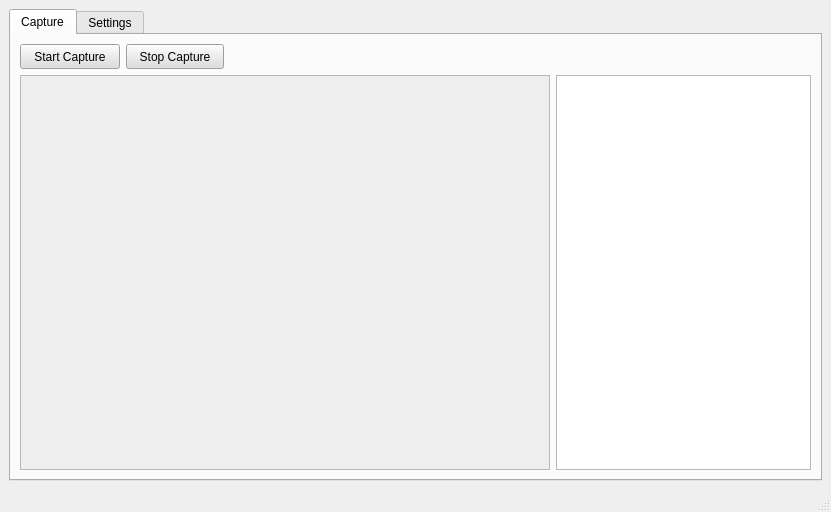
Old version of the form mainwindow.ui in the repository rnofal1/NetScent.
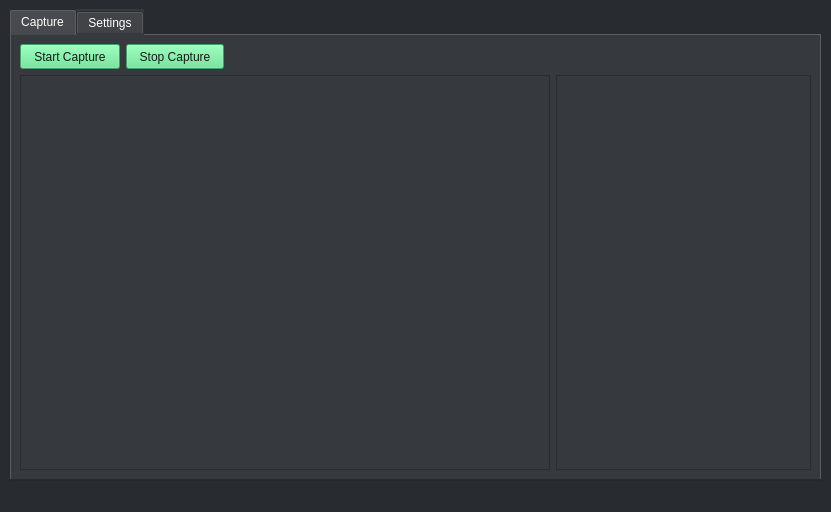
New version of the form. The open tabs and pages were chosen to show the change. Custom widgets are drawn as their Qt base class.

```diff
--- a/mainwindow.ui
+++ b/mainwindow.ui
@@ -13,7 +13,15 @@
   <property name="windowTitle">
    <string>NetScent</string>
   </property>
+  <property name="styleSheet">
+   <string notr="true">background-color: rgb(40, 43, 48);
+color: rgb(255, 255, 255);</string>
+  </property>
   <widget class="QWidget" name="centralwidget">
+   <property name="styleSheet">
+    <string notr="true">background-color: rgb(40, 43, 48);
+color: rgb(255, 255, 255);</string>
+   </property>
    <layout class="QGridLayout" name="gridLayout">
     <item row="1" column="3">
      <widget class="QTabWidget" name="tabWidget">
@@ -23,10 +31,18 @@
         <height>0</height>
        </size>
       </property>
+      <property name="styleSheet">
+       <string notr="true">background-color: rgb(54, 57, 62);
+color: rgb(255, 255, 255);</string>
+      </property>
       <property name="currentIndex">
        <number>0</number>
       </property>
       <widget class="QWidget" name="captureTab">
+       <property name="styleSheet">
+        <string notr="true">background-color: rgb(54, 57, 62);
+color: rgb(255, 255, 255);</string>
+       </property>
        <attribute name="title">
         <string>Capture</string>
        </attribute>
@@ -86,6 +102,9 @@
               <height>16777215</height>
              </size>
             </property>
+            <property name="styleSheet">
+             <string notr="true">color: rgb(0, 0, 0);</string>
+            </property>
            </widget>
           </item>
          </layout>
@@ -105,7 +124,8 @@
            </size>
           </property>
           <property name="styleSheet">
-           <string notr="true">background-color: rgb(222, 221, 218);</string>
+           <string notr="true">background-color: rgb(87, 227, 137);
+color: rgb(23, 23, 23);</string>
           </property>
           <property name="text">
            <string>Start Capture</string>
@@ -127,7 +147,8 @@
            </size>
           </property>
           <property name="styleSheet">
-           <string notr="true">background-color: rgb(222, 221, 218);</string>
+           <string notr="true">background-color: rgb(87, 227, 137);
+color: rgb(23, 23, 23);</string>
           </property>
           <property name="text">
            <string>Stop Capture</string>
@@ -253,6 +274,13 @@
   </widget>
   <widget class="QStatusBar" name="statusbar"/>
  </widget>
+ <customwidgets>
+  <customwidget>
+   <class>CustomButton</class>
+   <extends>QPushButton</extends>
+   <header>CustomButton.h</header>
+  </customwidget>
+ </customwidgets>
  <resources/>
  <connections/>
 </ui>
```
Left out of the diff: 8 changed lines with no effect on the pictures.
